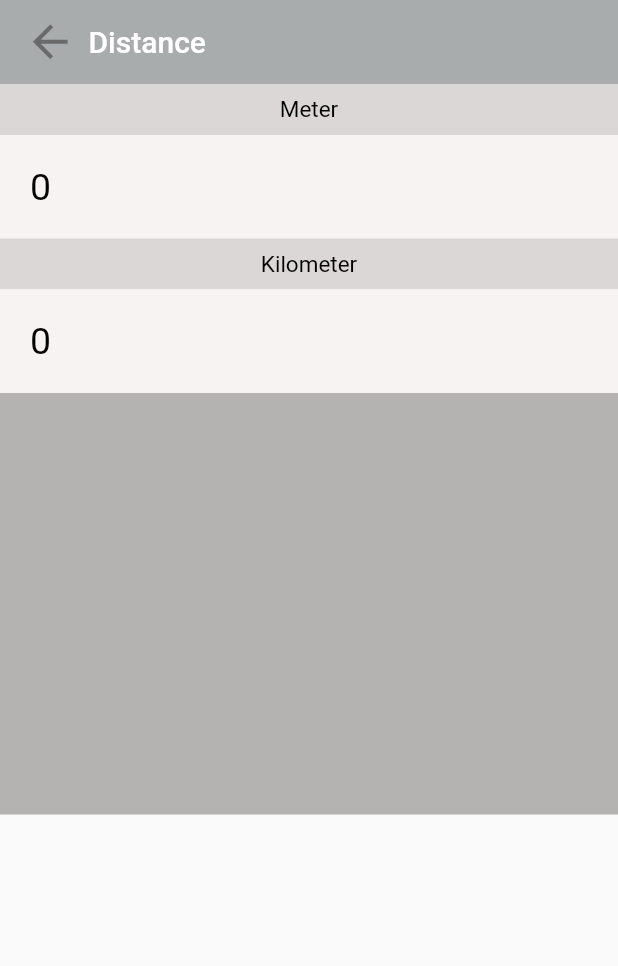
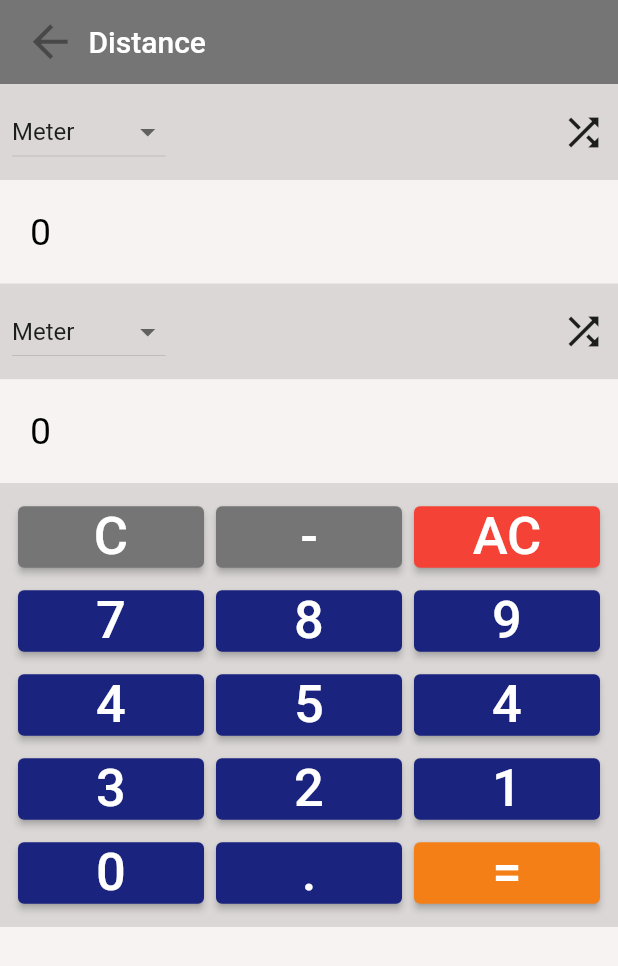
Before and after one commit to 8RIII/cc206-converter_app, a Flutter app: the screen it shows after launch, on a phone screen of 412 x 824 dp. Shown: the top 966 px of the screen. Run offline on Flutter 3.47's test engine with Material 2 defaults, Android fonts, the phone set to English and light mode, and no system bars.

Commit message:
We added a layout widgets to align/position the widgets properly in the output of the exercise from Unit 4.

```diff
--- a/lib/features/distance_function.dart
+++ b/lib/features/distance_function.dart
@@ -7,10 +7,11 @@ class MyAppBar extends StatelessWidget {
   @override
   Widget build(BuildContext context) {
     return Container(
-      height: 56, // in logical pixels
+      height: 56,
       padding: const EdgeInsets.symmetric(horizontal: 8),
-      decoration: BoxDecoration(color: Color.fromARGB(255, 169, 172, 173)),
-      // Row is a horizontal, linear layout.
+      decoration: BoxDecoration(
+        color: Colors.grey[600],
+      ),
       child: Row(
         children: [
           const IconButton(
@@ -28,8 +29,96 @@ class MyAppBar extends StatelessWidget {
   }
 }
 
-class DistanceFunction extends StatelessWidget {
-  const DistanceFunction({super.key});
+class NumberPad extends StatelessWidget {
+  @override
+  Widget build(BuildContext context) {
+    return Container(
+      color: Color.fromARGB(255, 219, 215, 215),
+      padding: EdgeInsets.all(8.0),
+      child: Column(
+        children: [
+          Row(
+            children: [
+              NumberButton("C", color: Colors.grey[600]),
+              NumberButton("-", color: Colors.grey[600]),
+              NumberButton("AC", color: Colors.red),
+            ]
+          ),
+          Row(
+            children: [
+              NumberButton("7"),
+              NumberButton("8"),
+              NumberButton("9"),
+            ],
+          ),
+          Row(
+            children: [
+              NumberButton("4"),
+              NumberButton("5"),
+              NumberButton("4"),
+            ],
+          ),
+          Row(
+            children: [
+              NumberButton("3"),
+              NumberButton("2"),
+              NumberButton("1"),
+            ],
+          ),
+          Row(
+            children: [
+              NumberButton("0"),
+              NumberButton("."),
+              NumberButton("=", color: Colors.yellow[900]),
+            ],
+          ),
+        ],
+      ),
+    );
+  }
+}
+
+class NumberButton extends StatelessWidget {
+  final String text;
+  final Color? color;
+
+  NumberButton(this.text, {this.color});
+
+  @override
+  Widget build(BuildContext context) {
+    return Expanded(
+      child: Container(
+        margin: EdgeInsets.all(4.0),
+        child: ElevatedButton(
+          onPressed: () {
+
+          },
+          style: ElevatedButton.styleFrom(
+            primary: color ?? Colors.indigo[900],
+            shape: RoundedRectangleBorder(
+              borderRadius: BorderRadius.circular(4.0),
+            ),
+          ),
+          child: Text(
+            text,
+            style: TextStyle(fontSize: 35, color: Colors.white),
+          ),
+        ),
+      ),
+    );
+  }
+}
+
+
+class DistanceFunction extends StatefulWidget {
+  const DistanceFunction({Key? key}) : super(key: key);
+
+  @override
+  _DistanceFunctionState createState() => _DistanceFunctionState();
+}
+
+class _DistanceFunctionState extends State<DistanceFunction> {
+  String selectedUnit = "Meter";
 
   @override
   Widget build(BuildContext context) {
@@ -49,21 +138,36 @@ class DistanceFunction extends StatelessWidget {
                   padding: EdgeInsets.all(8.0),
                   margin: EdgeInsets.symmetric(vertical: 0),
                   decoration: BoxDecoration(
-                    color: Color.fromARGB(255, 219, 215, 215),
+                    color: Color.fromARGB(255, 219, 215, 215)
                   ),
-                  child: Center(
-                    child: Text(
-                      'Meter',
-                      style: TextStyle(
-                        fontSize: 15.0,
-                        color: Colors.black,
+                  child: Row(
+                    mainAxisAlignment: MainAxisAlignment.spaceBetween,
+                    children: [
+                      DropdownButton<String>(
+                        value: selectedUnit,
+                        items: ["Meter", "Kilometer", "Centimeter","Millimeter","Inch","Yards","Feet"].map((String unit) {
+                          return DropdownMenuItem<String>(
+                            value: unit,
+                            child: Text(unit),
+                          );
+                        }).toList(),
+                        onChanged: (String? newValue) {
+                          setState(() {
+                            selectedUnit = newValue!;
+                          });
+                        },
                       ),
+                     Icon(
+                        Icons.shuffle,
+                        size: 30,
                     ),
+                    ],
                   ),
                 ),
               ),
             ],
           ),
+
           Row(
             children: [
               Expanded(
@@ -84,6 +188,7 @@ class DistanceFunction extends StatelessWidget {
               ),
             ],
           ),
+
           Row(
             children: [
               Expanded(
@@ -93,20 +198,34 @@ class DistanceFunction extends StatelessWidget {
                   decoration: BoxDecoration(
                     color: Color.fromARGB(255, 219, 215, 215),
                   ),
-                  child: Center(
-                    child: Text(
-                      'Kilometer',
-                      style: TextStyle(
-                        fontSize: 15.0,
-                        color: Colors.black,
+                  child: Row(
+                    mainAxisAlignment: MainAxisAlignment.spaceBetween,
+                    children: [
+                      DropdownButton<String>(
+                        value: selectedUnit,
+                        items: ["Meter", "Kilometer", "Centimeter","Millimeter","Inch","Yards","Feet"].map((String unit) {
+                          return DropdownMenuItem<String>(
+                            value: unit,
+                            child: Text(unit),
+                          );
+                        }).toList(),
+                        onChanged: (String? newValue) {
+                          setState(() {
+                            selectedUnit = newValue!;
+                          });
+                        },
                       ),
-                    ),
+                      Icon(
+                        Icons.shuffle,
+                        size: 30,
+                      ),
+                    ],
                   ),
                 ),
               ),
             ],
           ),
-          Row(
+           Row(
             children: [
               Expanded(
                 child: Container(
@@ -126,19 +245,20 @@ class DistanceFunction extends StatelessWidget {
               ),
             ],
           ),
+          NumberPad(),
           Row(
             children: [
               Expanded(
                 child: Container(
-                  padding: EdgeInsets.all(130.0),
+                  padding: EdgeInsets.all(20.0),
                   margin: EdgeInsets.symmetric(vertical: 0),
                   decoration: BoxDecoration(
-                    color: Color.fromARGB(179, 151, 147, 147),
+                    color: Color.fromARGB(255, 247, 243, 243),
                   ),
                   child: Text(
                     '',
                     style: TextStyle(
-                      fontSize: 18.0,
+                      fontSize: 25.0,
                       color: Colors.black,
                     ),
                   ),
```
